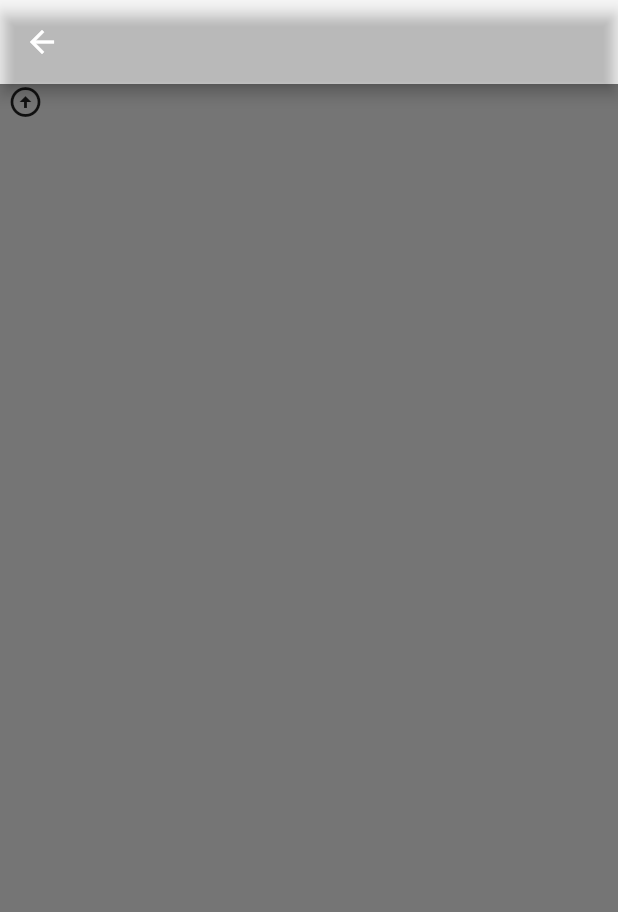
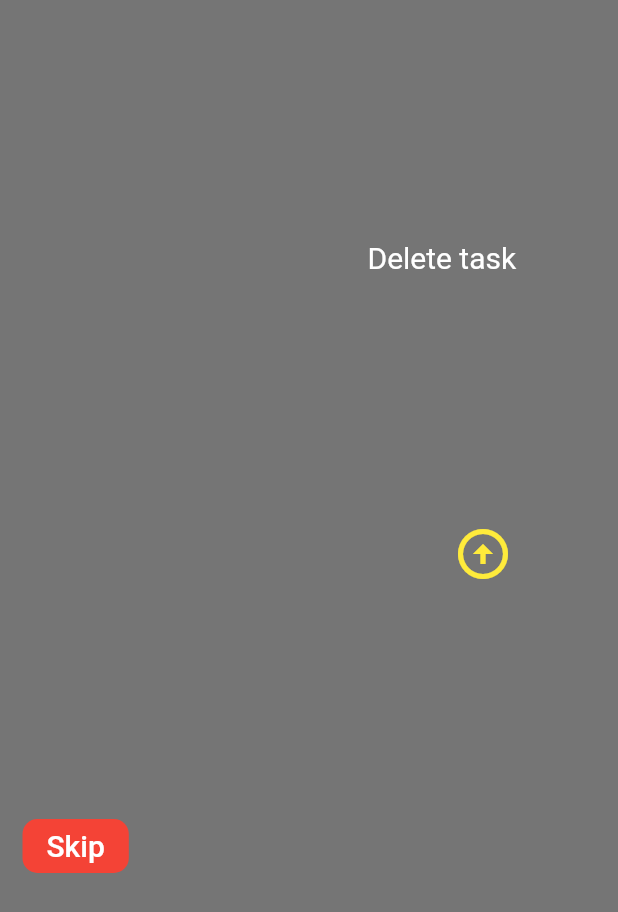
Before and after one commit to raxahai/Api_task, a Flutter app: the SliderScreen screen opened directly, swiped to page 2, on a phone screen of 412 x 824 dp. Shown: the top 912 px of the screen. Run offline on Flutter 3.47's test engine with Material 2 defaults, Android fonts, the phone set to English and light mode, and no system bars; drawn by our look-alikes of carousel_slider; our stand-ins replace get; missing offline and left inert: residemenu; network calls fail.

Commit message:
added slider guidelines added slider_button in widgets named skip

```diff
--- a/lib/screens/Slider.dart
+++ b/lib/screens/Slider.dart
@@ -1,6 +1,6 @@
+import 'package:api_task/widgets/slider_button.dart';
 import 'package:flutter/material.dart';
 import 'package:carousel_slider/carousel_slider.dart';
-import 'package:flutter/services.dart';
 import 'dart:ui';
 
 class SliderScreen extends StatelessWidget {
@@ -9,22 +9,22 @@ class SliderScreen extends StatelessWidget {
   @override
   Widget build(BuildContext context) {
     return Scaffold(
-      appBar: AppBar(
-        backgroundColor: Colors.transparent,
-      ),
+      // appBar: AppBar(
+      //   backgroundColor: Colors.transparent,
+      // ),
       backgroundColor: Colors.transparent,
       body: Container(
           color: Colors.black54,
           child: CarouselSlider(
             options: CarouselOptions(height: 1000, viewportFraction: 1),
-            items: [sliderPage1()].map((i) {
+            items: [sliderPage1, sliderPage2].map((i) {
               return Builder(
                 builder: (BuildContext context) {
                   return Container(
                     width: MediaQuery.of(context).size.width,
                     margin: EdgeInsets.symmetric(horizontal: 5.0),
                     // decoration: BoxDecoration(color: Colors.amber),
-                    child: i,
+                    child: i(context),
                   );
                 },
               );
@@ -33,10 +33,64 @@ class SliderScreen extends StatelessWidget {
     );
   }
 
-  Widget sliderPage1() {
+  Widget sliderPage1(BuildContext context) {
     return Stack(
+      // fit: StackFit.expand,
       children: [
-        Icon(Icons.arrow_circle_up),
+        Positioned(
+          child: Icon(
+            Icons.arrow_circle_up,
+            size: 40,
+            color: Colors.yellow,
+          ),
+          // bottom: 200,
+          bottom: 490,
+          left: 5,
+        ),
+        Positioned(
+          child: Text(
+            "Menu Drawer",
+            style: TextStyle(color: Colors.white, fontSize: 20),
+          ),
+          top: 110,
+          left: 5,
+        ),
+        Positioned(
+          child: SliderButton(),
+          top: 540,
+          left: 10,
+        )
+      ],
+    );
+  }
+
+  Widget sliderPage2(BuildContext context) {
+    return Stack(
+      fit: StackFit.expand,
+      children: [
+        Positioned(
+          child: Icon(
+            Icons.arrow_circle_up,
+            size: 40,
+            color: Colors.yellow,
+          ),
+          // bottom: 200,
+          bottom: 435,
+          left: 297,
+        ),
+        Positioned(
+          child: Text(
+            "Delete task",
+            style: TextStyle(color: Colors.white, fontSize: 20),
+          ),
+          top: 160,
+          left: 240,
+        ),
+        Positioned(
+          child: SliderButton(),
+          top: 540,
+          left: 10,
+        )
       ],
     );
   }
--- /dev/null
+++ b/lib/widgets/slider_button.dart
@@ -0,0 +1,19 @@
+import 'package:flutter/material.dart';
+
+class SliderButton extends StatelessWidget {
+  @override
+  Widget build(BuildContext context) {
+    return FlatButton(
+      minWidth: 50,
+      color: Colors.red,
+      shape: RoundedRectangleBorder(borderRadius: BorderRadius.circular(10)),
+      child: Text(
+        "Skip",
+        style: TextStyle(color: Colors.white, fontSize: 20),
+      ),
+      onPressed: () {
+        Navigator.pop(context);
+      },
+    );
+  }
+}
```
